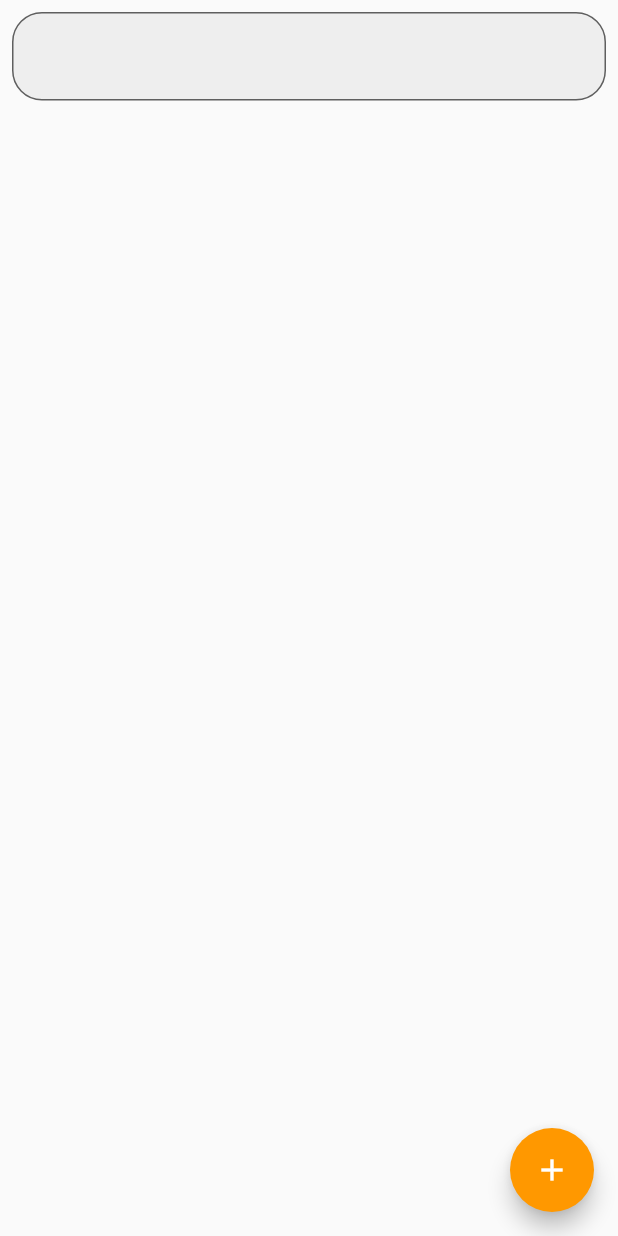
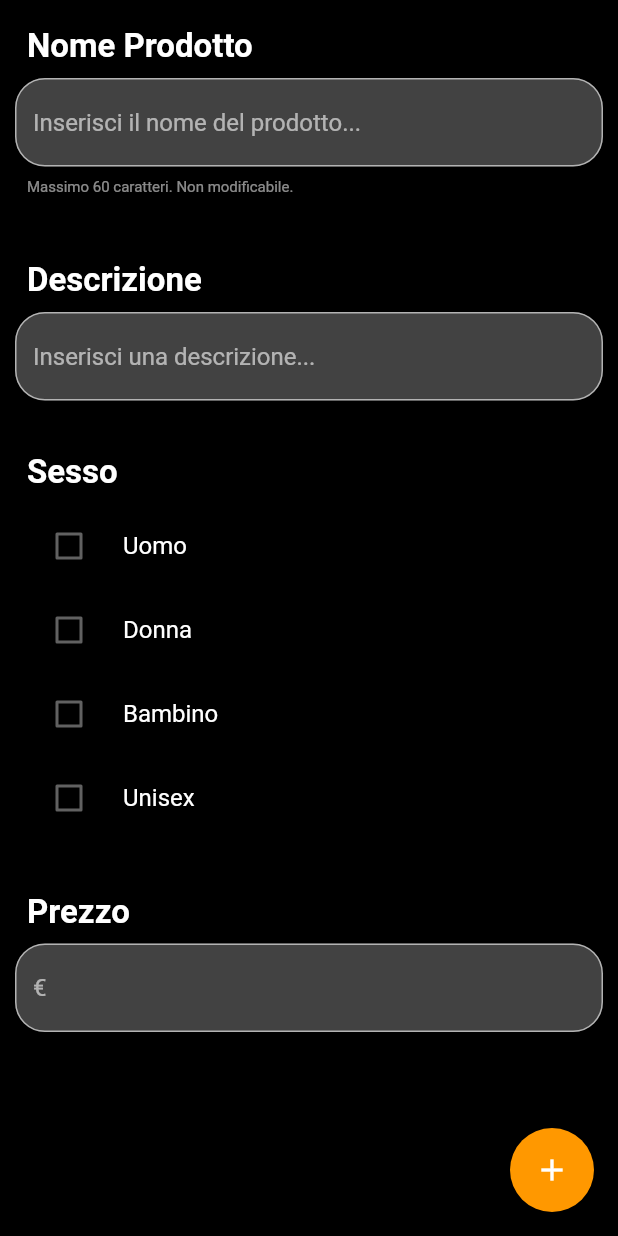
Before and after one commit to cdelprete21/twigo, a Flutter app: the Prodotti screen opened directly, on a phone screen of 412 x 824 dp. Run offline on Flutter 3.47's test engine with Material 2 defaults, Android fonts, the light colour scheme and no system bars; our stand-ins replace bottom_navy_bar, firebase_auth, firebase_core; accounts and stored records are empty.

Commit message:
Impostazioni yeah

```diff
--- a/lib/UI/MyApp.dart
+++ b/lib/UI/MyApp.dart
@@ -8,23 +8,12 @@ class MyApp extends StatelessWidget {
   @override
   Widget build(BuildContext context) {
     return MaterialApp(
+      theme: ThemeData.dark().copyWith(
+        primaryColor: Colors.orange,
+        unselectedWidgetColor: Colors.grey[700],
+      ),
       debugShowCheckedModeBanner: false,
       home: MyPackage(),
     );
   }
 }
-
-class LoginScreen extends StatefulWidget {
-  const LoginScreen({ Key? key }) : super(key: key);
-
-  @override
-  State<LoginScreen> createState() => _LoginScreenState();
-}
-
-class _LoginScreenState extends State<LoginScreen> {
-  @override
-  Widget build(BuildContext context) {
-    return Container(
-    );
-  }
-}
--- a/lib/UI/pagine/LinkPage.dart
+++ b/lib/UI/pagine/LinkPage.dart
@@ -11,9 +11,7 @@ class _LinkPageState extends State<LinkPage> {
   @override
   Widget build(BuildContext context) {
     return Scaffold(
-      appBar: AppBar(
-        title: const Text('Link'),
-      ),
+      backgroundColor: Colors.black,
     );
   }
 }
--- a/lib/UI/pagine/Prodotti.dart
+++ b/lib/UI/pagine/Prodotti.dart
@@ -8,9 +8,16 @@ class Prodotti extends StatefulWidget {
 }
 
 class _ProdottiState extends State<Prodotti> {
+  bool? value = false;
+  bool? valueW = false;
+  bool? valueC = false;
+  bool? valueU = false;
+
   @override
   Widget build(BuildContext context) {
+
     return Scaffold(
+      backgroundColor: Colors.black,
       floatingActionButton: FloatingActionButton(
         backgroundColor: Colors.orange,
         child: Icon(
@@ -19,14 +26,170 @@ class _ProdottiState extends State<Prodotti> {
         ),
         onPressed: () {},
       ),
-      body: Padding(
-        padding: const EdgeInsets.all(8.0),
-        child: TextField(
-          decoration: InputDecoration(
-            fillColor: Colors.grey[200],
-            filled: true,
-            border: OutlineInputBorder(
-              borderRadius: BorderRadius.circular(20),
+      body: Container(
+        child: SingleChildScrollView(
+          child: Padding(
+            padding: const EdgeInsets.all(10.0),
+            child: Column(
+              crossAxisAlignment: CrossAxisAlignment.start,
+              children: [
+                Padding(
+                  padding: const EdgeInsets.all(8.0),
+                  child: Text(
+                    'Nome Prodotto',
+                    style: TextStyle(
+                      color: Colors.white,
+                      fontWeight: FontWeight.bold,
+                      fontSize: 22,
+                    ),
+                  ),
+                ),
+                TextField(
+                  decoration: InputDecoration(
+                    hintText: 'Inserisci il nome del prodotto...',
+                    fillColor: Colors.grey[800],
+                    filled: true,
+                    border: OutlineInputBorder(
+                      borderRadius: BorderRadius.circular(20),
+                    ),
+                  ),
+                ),
+                Padding(
+                  padding: const EdgeInsets.all(8.0),
+                  child: Text(
+                    'Massimo 60 caratteri. Non modificabile.',
+                    style: TextStyle(
+                      color: Colors.white54,
+                      fontSize: 10,
+                    ),
+                  ),
+                ),
+                Padding(
+                  padding: const EdgeInsets.fromLTRB(8, 35, 8, 8),
+                  child: Text(
+                    'Descrizione',
+                    style: TextStyle(
+                      color: Colors.white,
+                      fontWeight: FontWeight.bold,
+                      fontSize: 22,
+                    ),
+                  ),
+                ),
+                TextField(
+                  decoration: InputDecoration(
+                    hintText: 'Inserisci una descrizione...',
+                    fillColor: Colors.grey[800],
+                    filled: true,
+                    border: OutlineInputBorder(
+                      borderRadius: BorderRadius.circular(20),
+                    ),
+                  ),
+                ),
+                Padding(
+                  padding: const EdgeInsets.fromLTRB(8, 35, 8, 8),
+                  child: Text(
+                    'Sesso',
+                    style: TextStyle(
+                      color: Colors.white,
+                      fontWeight: FontWeight.bold,
+                      fontSize: 22,
+                    ),
+                  ),
+                ),
+                CheckboxListTile(
+                  title: Text(
+                    'Uomo',
+                    style: TextStyle(
+                      color: Colors.white,
+                    ),
+                  ),
+                  tileColor: Colors.black,
+                  activeColor: Colors.orange,
+                  checkColor: Colors.white,
+                  value: value,
+                  onChanged: (bool? newValue){
+                    setState(() {
+                       value = newValue;
+                    });
+                  },
+                  controlAffinity: ListTileControlAffinity.leading,
+                ),
+                CheckboxListTile(
+                  title: Text(
+                    'Donna',
+                    style: TextStyle(
+                      color: Colors.white,
+                    ),
+                  ),
+                  tileColor: Colors.black,
+                  activeColor: Colors.orange,
+                  checkColor: Colors.white,
+                  value: valueW,
+                  onChanged: (bool? newValue1){
+                    setState(() {
+                       valueW = newValue1;
+                    });
+                  },
+                  controlAffinity: ListTileControlAffinity.leading,
+                ),
+                CheckboxListTile(
+                  title: Text(
+                    'Bambino',
+                    style: TextStyle(
+                      color: Colors.white,
+                    ),
+                  ),
+                  tileColor: Colors.black,
+                  activeColor: Colors.orange,
+                  checkColor: Colors.white,
+                  value: valueC,
+                  onChanged: (bool? newValue2){
+                    setState(() {
+                       valueC = newValue2;
+                    });
+                  },
+                  controlAffinity: ListTileControlAffinity.leading,
+                ),
+                CheckboxListTile(
+                  title: Text(
+                    'Unisex',
+                    style: TextStyle(
+                      color: Colors.white,
+                    ),
+                  ),
+                  tileColor: Colors.black,
+                  activeColor: Colors.orange,
+                  checkColor: Colors.white,
+                  value: valueU,
+                  onChanged: (bool? newValue3){
+                    setState(() {
+                       valueU = newValue3;
+                    });
+                  },
+                  controlAffinity: ListTileControlAffinity.leading,
+                ),
+                Padding(
+                  padding: const EdgeInsets.fromLTRB(8, 35, 8, 8),
+                  child: Text(
+                    'Prezzo',
+                    style: TextStyle(
+                      color: Colors.white,
+                      fontWeight: FontWeight.bold,
+                      fontSize: 22,
+                    ),
+                  ),
+                ),
+                TextField(
+                  decoration: InputDecoration(
+                    hintText: '€',
+                    fillColor: Colors.grey[800],
+                    filled: true,
+                    border: OutlineInputBorder(
+                      borderRadius: BorderRadius.circular(20),
+                    ),
+                  ),
+                ),
+              ],
             ),
           ),
         ),
```
